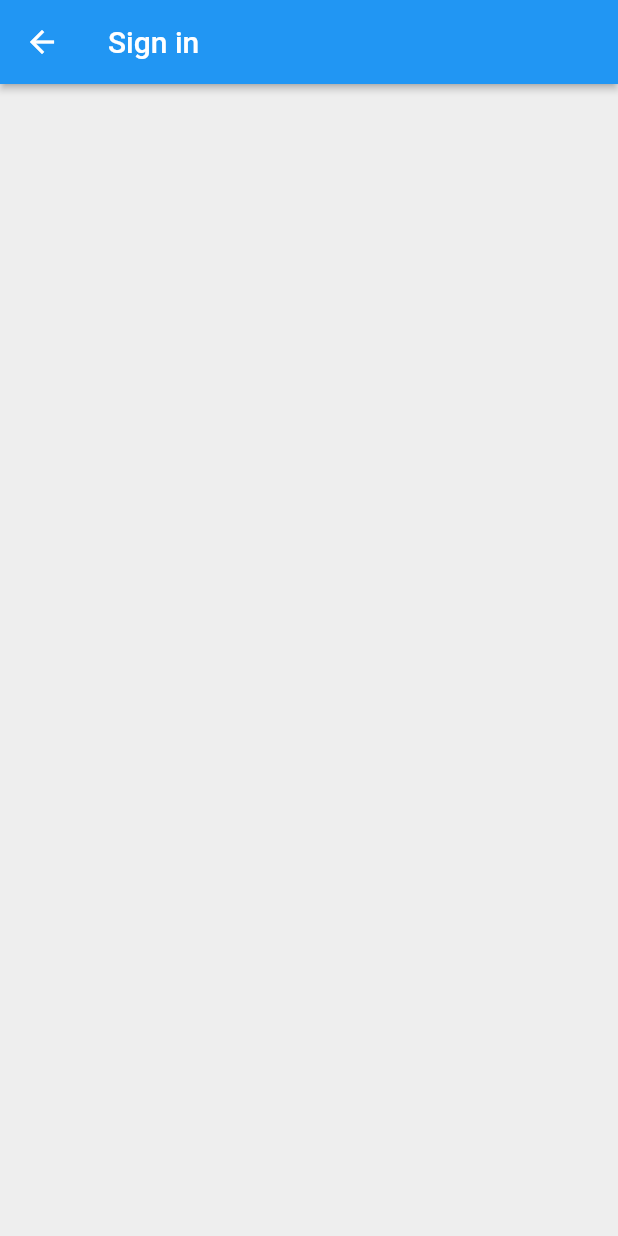
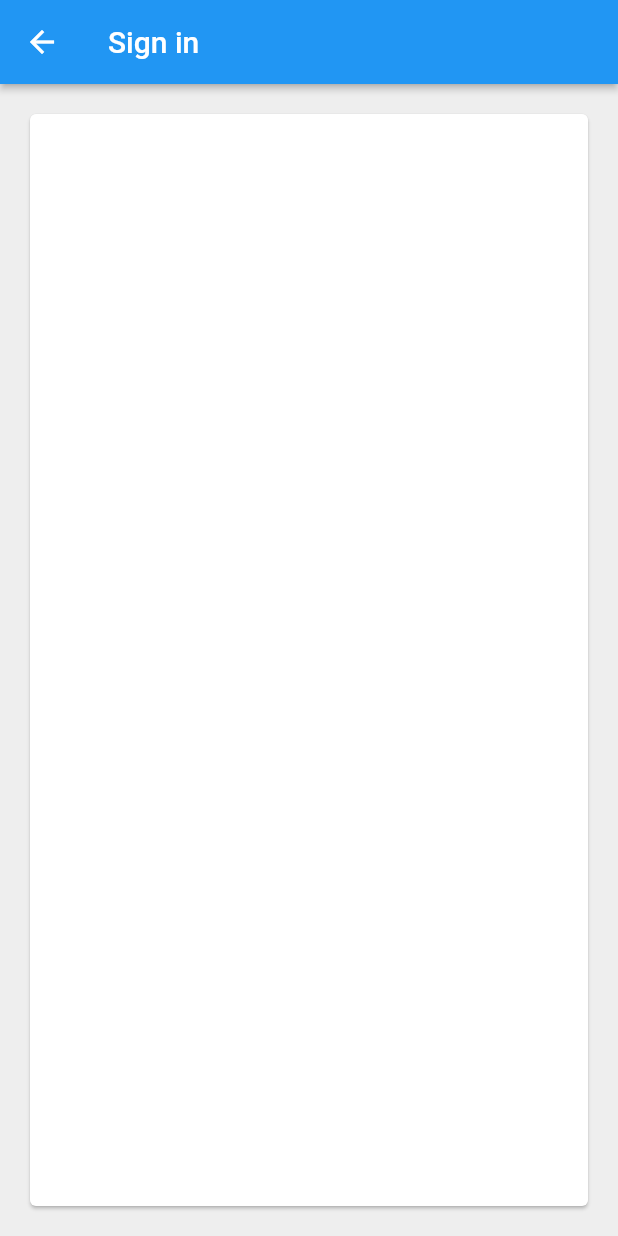
Before and after one commit to agentblythe/bethel_smallholding, a Flutter app: the EmailSignInPage screen opened directly, on a phone screen of 412 x 824 dp. Run offline on Flutter 3.47's test engine with Material 2 defaults, Android fonts, the phone set to English and light mode, and no system bars; our stand-ins replace firebase_auth, firebase_core, google_sign_in; missing offline and left inert: flutter_login_facebook; accounts and stored records are empty.

Commit message:
Added placeholder to email sign in form

```diff
--- /dev/null
+++ b/lib/app/sign_in/email_sign_in_form.dart
@@ -0,0 +1,10 @@
+import 'package:flutter/material.dart';
+
+class EmailSignInForm extends StatelessWidget {
+  const EmailSignInForm({Key? key}) : super(key: key);
+
+  @override
+  Widget build(BuildContext context) {
+    return Container();
+  }
+}
--- a/lib/app/sign_in/email_sign_in_page.dart
+++ b/lib/app/sign_in/email_sign_in_page.dart
@@ -1,3 +1,4 @@
+import 'package:bethel_smallholding/app/sign_in/email_sign_in_form.dart';
 import 'package:flutter/material.dart';
 
 class EmailSignInPage extends StatelessWidget {
@@ -10,12 +11,13 @@ class EmailSignInPage extends StatelessWidget {
         title: const Text('Sign in'),
         elevation: 2.0,
       ),
-      body: _buildContent(),
+      body: Padding(
+        padding: const EdgeInsets.all(16.0),
+        child: Card(
+          child: EmailSignInForm(),
+        ),
+      ),
       backgroundColor: Colors.grey[200],
     );
   }
-
-  Widget _buildContent() {
-    return Container();
-  }
 }
```
